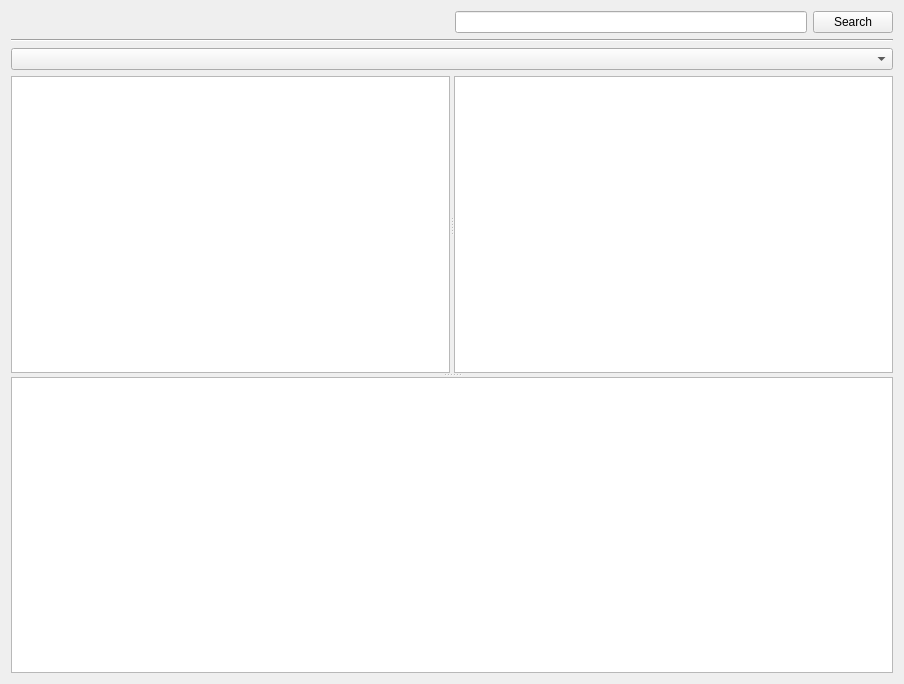
Above: src/Gui/Directories/GUI_DirectoryWidget.ui from Inferno214221/sayonara-player before the change. Below: the same form after it.
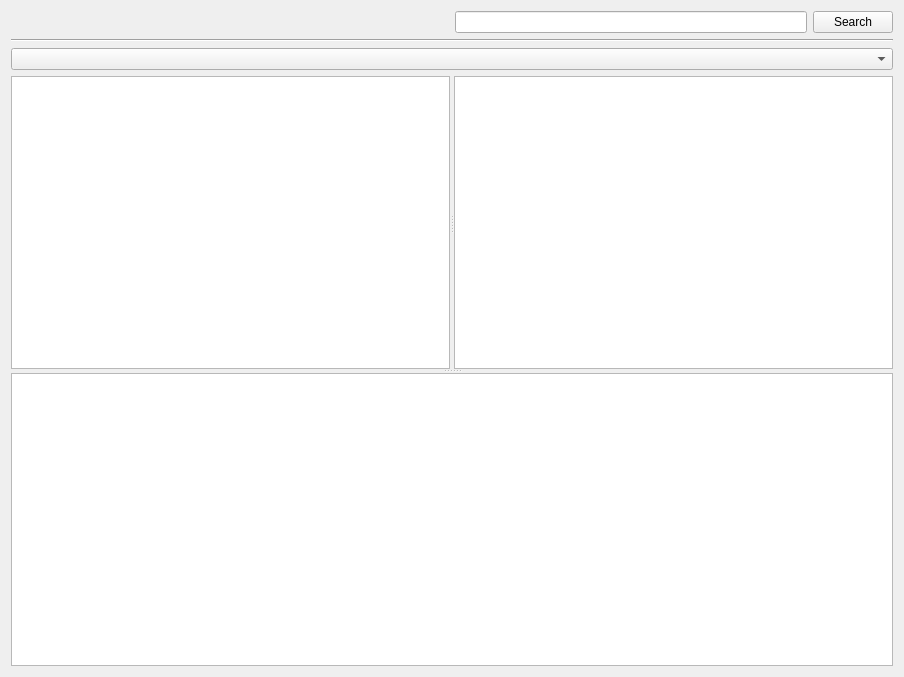
That is the form after the change. Icons and pictures are not drawn. Custom widgets are drawn as their Qt base class.

```diff
--- a/src/Gui/Directories/GUI_DirectoryWidget.ui
+++ b/src/Gui/Directories/GUI_DirectoryWidget.ui
@@ -7,7 +7,7 @@
     <x>0</x>
     <y>0</y>
     <width>904</width>
-    <height>684</height>
+    <height>677</height>
    </rect>
   </property>
   <property name="sizePolicy">
```
Left out of the diff: 25 changed lines with no effect on the pictures.
